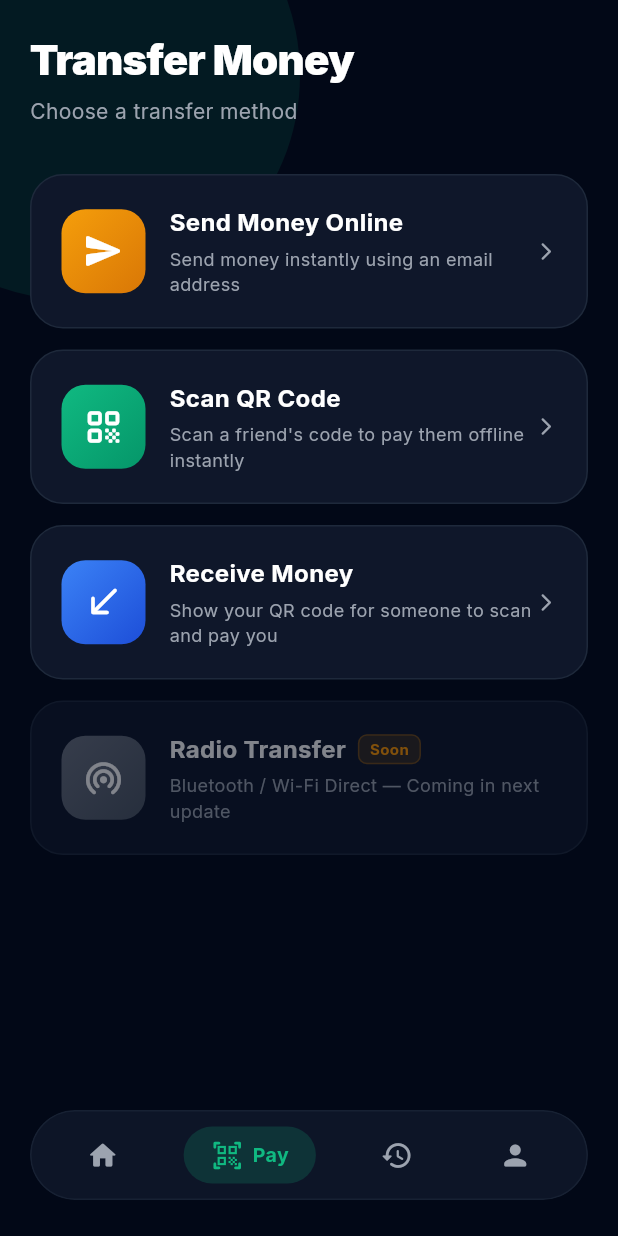
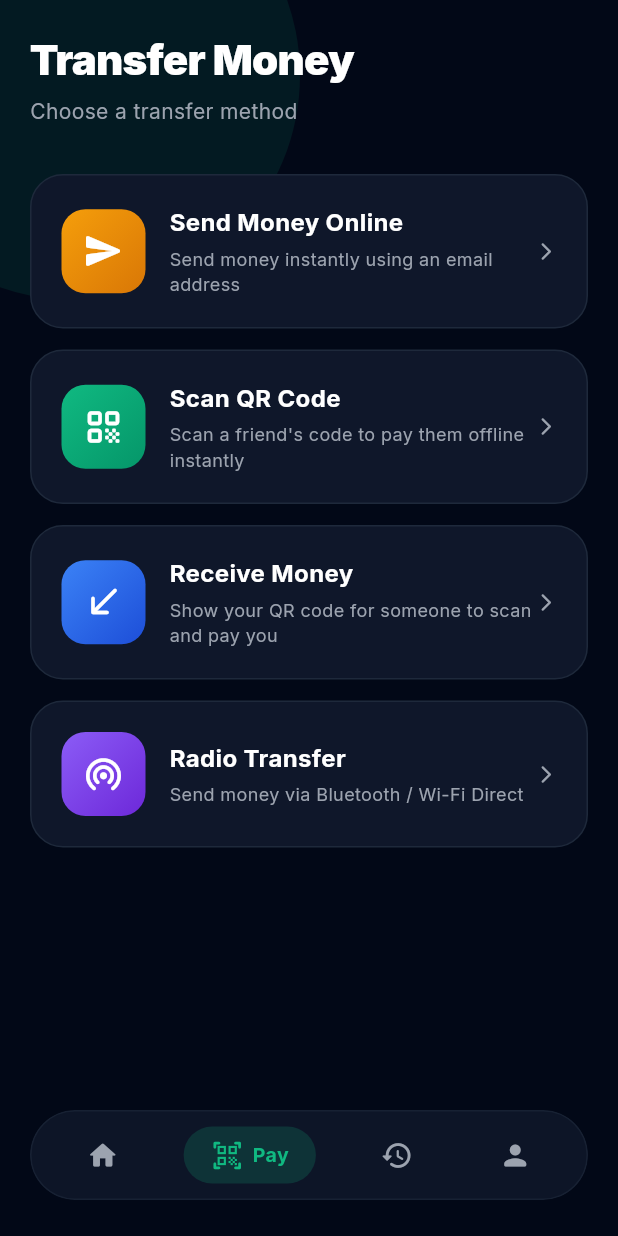
Before and after one commit to Harshkumar2306/Harsh-Pay-App, a Flutter app: the HomeScreen screen opened by its route, item 2 of the bottom bar chosen, on a phone screen of 412 x 824 dp. Run offline on Flutter 3.47's test engine with Material 3 defaults, Android fonts, the phone set to English and light mode, and no system bars; drawn by our look-alikes of flutter_animate; our stand-ins replace connectivity_plus, dio, flutter_local_notifications, go_router, google_fonts, hive and 2 more; missing offline and left inert: mobile_scanner, nearby_connections; accounts and stored records are empty.

Commit message:
feat: unlock radio transfer and disable online send money when offline

```diff
--- a/lib/features/home/presentation/home_screen.dart
+++ b/lib/features/home/presentation/home_screen.dart
@@ -742,8 +742,33 @@ class _TxTile extends StatelessWidget {
 // ─────────────────────────────────────────
 // Payments Hub Tab
 // ─────────────────────────────────────────
-class _PaymentsHub extends StatelessWidget {
+class _PaymentsHub extends StatefulWidget {
   const _PaymentsHub();
+
+  @override
+  State<_PaymentsHub> createState() => _PaymentsHubState();
+}
+
+class _PaymentsHubState extends State<_PaymentsHub> {
+  bool _isOnline = true;
+  StreamSubscription<List<ConnectivityResult>>? _connectivitySub;
+
+  @override
+  void initState() {
+    super.initState();
+    Connectivity().checkConnectivity().then((results) {
+      if (mounted) setState(() => _isOnline = !results.contains(ConnectivityResult.none));
+    });
+    _connectivitySub = Connectivity().onConnectivityChanged.listen((results) {
+      if (mounted) setState(() => _isOnline = !results.contains(ConnectivityResult.none));
+    });
+  }
+
+  @override
+  void dispose() {
+    _connectivitySub?.cancel();
+    super.dispose();
+  }
 
   @override
   Widget build(BuildContext context) {
@@ -762,9 +787,12 @@ class _PaymentsHub extends StatelessWidget {
             _MethodCard(
               icon: Icons.send_rounded,
               title: 'Send Money Online',
-              subtitle: 'Send money instantly using an email address',
+              subtitle: _isOnline ? 'Send money instantly using an email address' : 'Connect to internet to use online transfer',
               gradient: [const Color(0xFFF59E0B), const Color(0xFFD97706)],
-              onTap: () => context.push('/send-money-online'),
+              isDisabled: !_isOnline,
+              onTap: () {
+                if (_isOnline) context.push('/send-money-online');
+              },
             ).animate().fadeIn(delay: 120.ms).slideY(begin: 0.1),
             const SizedBox(height: 14),
             _MethodCard(
@@ -786,10 +814,10 @@ class _PaymentsHub extends StatelessWidget {
             _MethodCard(
               icon: Icons.wifi_tethering_rounded,
               title: 'Radio Transfer',
-              subtitle: 'Bluetooth / Wi-Fi Direct — Coming in next update',
-              gradient: [const Color(0xFF6B7280), const Color(0xFF4B5563)],
-              isDisabled: true,
-              onTap: () {},
+              subtitle: 'Send money via Bluetooth / Wi-Fi Direct',
+              gradient: [const Color(0xFF8B5CF6), const Color(0xFF6D28D9)],
+              isDisabled: false, // Make it always available now that it's implemented
+              onTap: () => context.push('/radio-transfer'),
             ).animate().fadeIn(delay: 350.ms).slideY(begin: 0.1),
           ],
         ),
```
